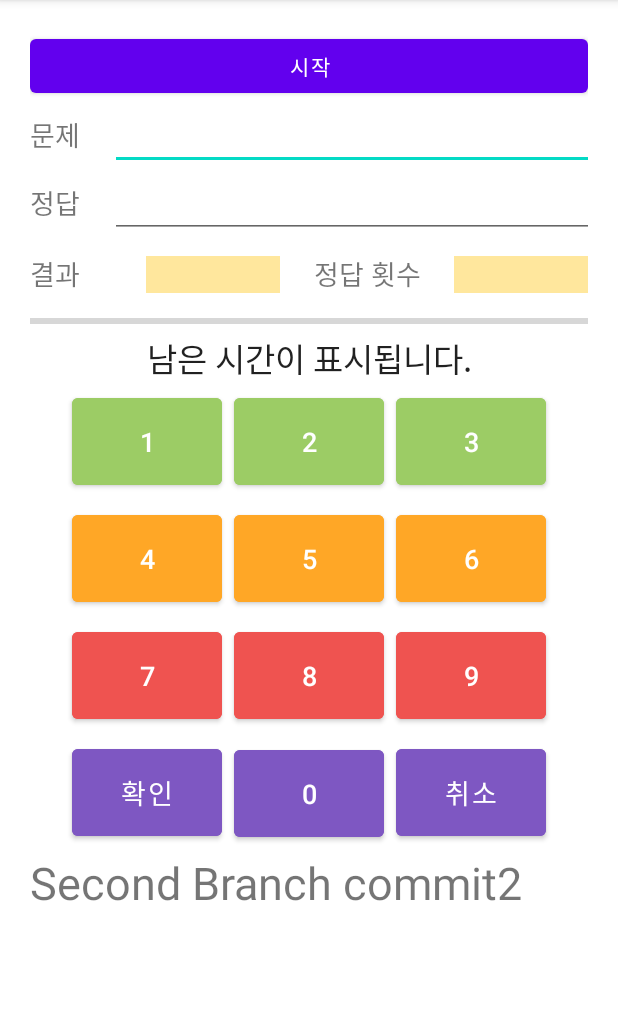
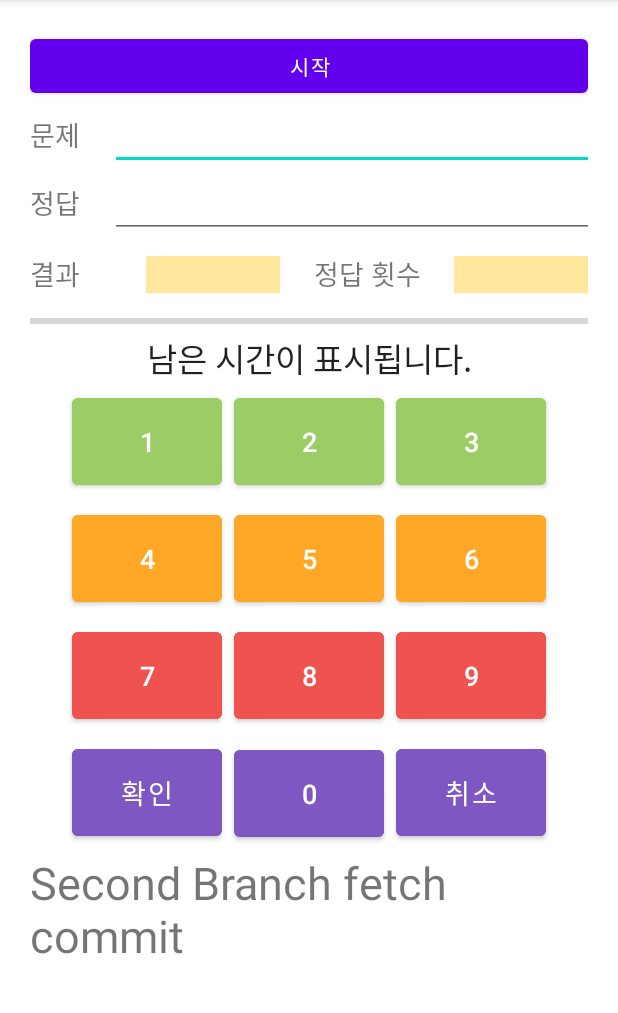
Before and after one commit to subin1004/gugudan, an Android app: the screen it shows after launch (MainActivity), on a phone screen of 412 x 824 dp, the part 84-1097 px from its top. Run offline under Robolectric (Android 15) with nearby library versions, the phone set to English and light mode, and no system bars.

Commit message:
second branch fetch and commit

```diff
--- a/app/src/main/res/layout/activity_main.xml
+++ b/app/src/main/res/layout/activity_main.xml
@@ -242,6 +242,6 @@
         android:layout_width="wrap_content"
         android:layout_height="wrap_content"
         android:textSize="30sp"
-        android:text="Second Branch commit2"/>
+        android:text="Second Branch fetch commit"/>
 
 </LinearLayout>
```
